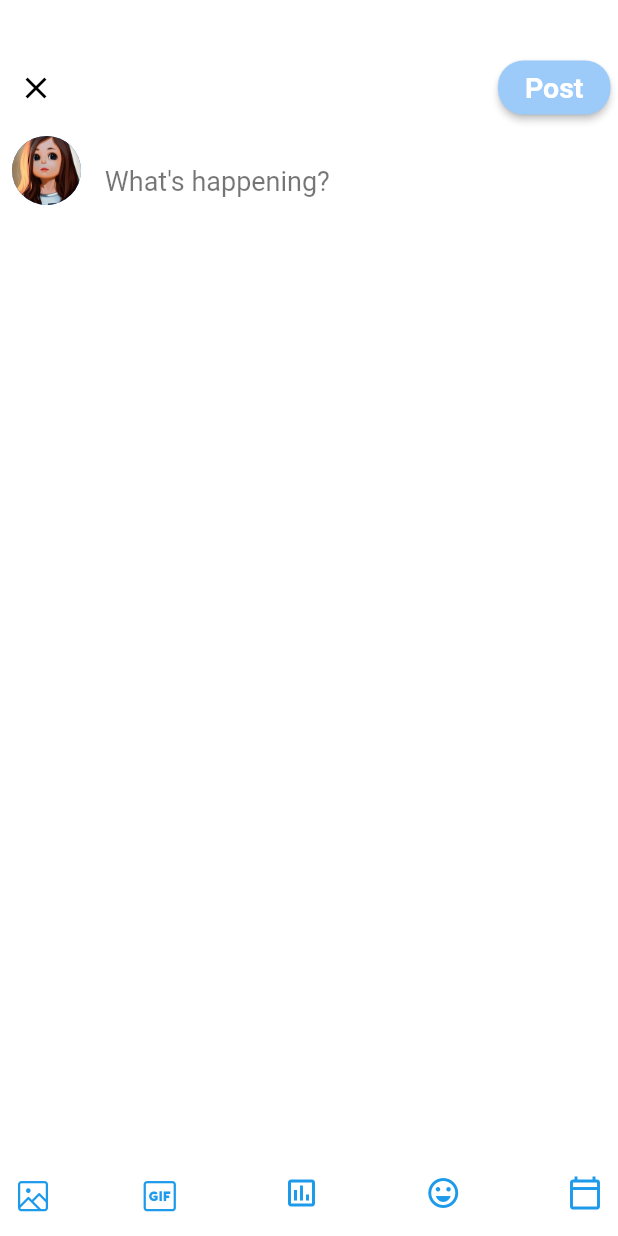
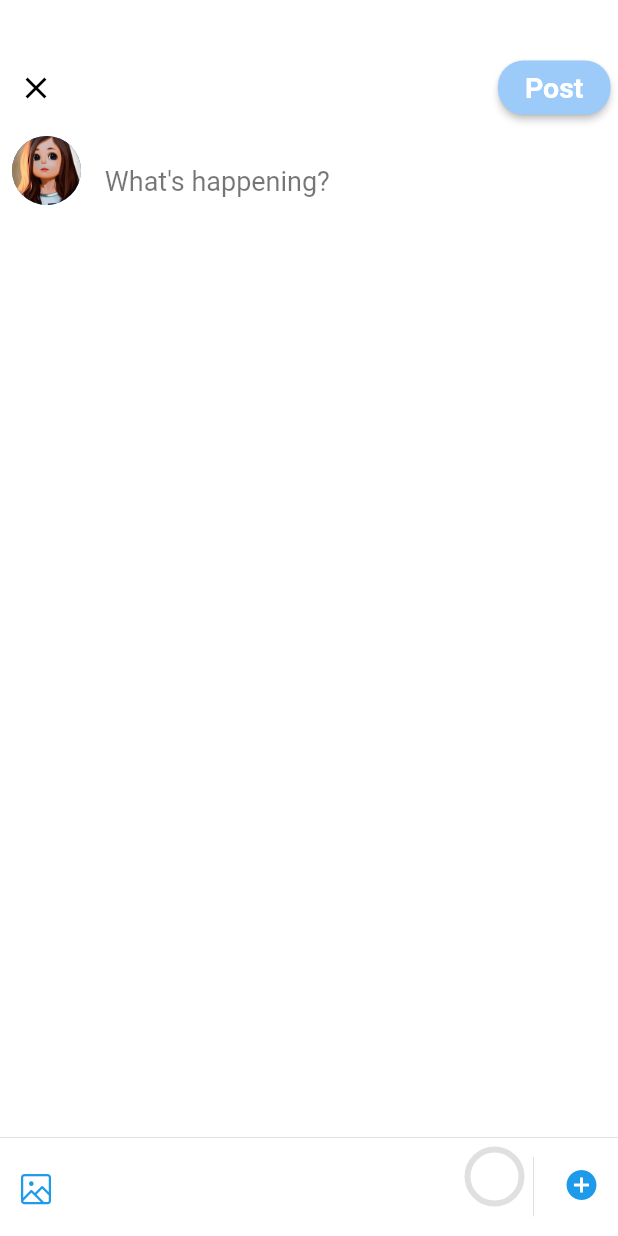
Before and after one commit to TweaXy/cross-platform, a Flutter app: the AddTweetView screen opened by its route, on a phone screen of 412 x 824 dp. Run offline on Flutter 3.47's test engine with Material 2 defaults, Android fonts, the phone set to English and light mode, and no system bars; drawn by our look-alikes of oktoast; our stand-ins replace blur, cached_network_image, dio, dotted_border, dropdown_button2, flutter_bloc and 13 more; missing offline and left inert: datepicker_dropdown, icon_decoration, sign_button, tabbed_sliverlist, webview_flutter_plus.

Commit message:
[➕ FR ] add media in add tweet

```diff
--- a/lib/components/HomePage/floating_action_button.dart
+++ b/lib/components/HomePage/floating_action_button.dart
@@ -64,7 +64,7 @@ class FloatingButton extends StatelessWidget {
               },
             ),
             SpeedDialChild(
-              child: const Icon(Icons.photo_outlined),
+              child: const Icon(AppIcon.image, weight: 30),
               backgroundColor: Colors.white,
               foregroundColor: Colors.blueAccent,
               labelWidget: const Padding(
--- /dev/null
+++ b/lib/components/add_tweet/custom_add_tweet_button.dart
@@ -0,0 +1,34 @@
+import 'package:flutter/material.dart';
+
+class CustomAddTweetButton extends StatelessWidget {
+  const CustomAddTweetButton({
+    super.key,
+    required this.isButtonEnabled,
+  });
+
+  final bool isButtonEnabled;
+
+  @override
+  Widget build(BuildContext context) {
+    return ElevatedButton(
+      onPressed: () async {},
+      style: ElevatedButton.styleFrom(
+        backgroundColor: isButtonEnabled
+            ? const Color(0xFF1e9aeb)
+            : const Color.fromARGB(255, 156, 203, 250),
+        shape: RoundedRectangleBorder(
+          borderRadius: BorderRadius.circular(17),
+        ),
+      ),
+      child: const Padding(
+        padding: EdgeInsets.symmetric(vertical: 1.0, horizontal: 2.0),
+        child: Text(
+          "Post",
+          textAlign: TextAlign.center,
+          style: TextStyle(
+              color: Colors.white, fontWeight: FontWeight.w700, fontSize: 19),
+        ),
+      ),
+    );
+  }
+}
--- /dev/null
+++ b/lib/components/custom_circular_progress_indicator.dart
@@ -0,0 +1,59 @@
+import 'package:flutter/material.dart';
+
+class CusotmCircularProgressIndicator extends StatefulWidget {
+  const CusotmCircularProgressIndicator({
+    super.key,
+    required TextEditingController tweetController,
+  }) : _tweetController = tweetController;
+
+  final TextEditingController _tweetController;
+
+  @override
+  State<CusotmCircularProgressIndicator> createState() =>
+      _CusotmCircularProgressIndicatorState();
+}
+
+class _CusotmCircularProgressIndicatorState
+    extends State<CusotmCircularProgressIndicator> {
+  int textState =
+      0; // 0(blue) --> (0-259) , 1 (Orange) --> (260 - 279) , 2 (Red) --> (>=280)
+  int textLength = 0;
+
+  @override
+  void initState() {
+    // textState = widget._tweetController.text.length;
+    widget._tweetController.addListener(_updateCircularProgressState);
+
+    super.initState();
+  }
+
+  void _updateCircularProgressState() {
+    textLength = widget._tweetController.text.length;
+    setState(() {
+      textState = textLength < 260
+          ? 0
+          : textLength < 280
+              ? 1
+              : 2;
+    });
+  }
+
+  @override
+  Widget build(BuildContext context) {
+    return Stack(
+      alignment: Alignment.center,
+      children: [
+        CircularProgressIndicator(
+          value: widget._tweetController.text.length / 280,
+          backgroundColor: Colors.black12,
+          color: textState == 0
+              ? const Color(0xFF1e9aeb)
+              : textState == 1
+                  ? Colors.orange
+                  : Colors.red,
+        ),
+        if (textState > 0) Text((280 - textLength).toString()),
+      ],
+    );
+  }
+}
--- a/lib/views/add_tweet/add_tweet_view.dart
+++ b/lib/views/add_tweet/add_tweet_view.dart
@@ -1,5 +1,12 @@
+import 'dart:io';
+
 import 'package:flutter/material.dart';
+import 'package:flutter/services.dart';
+import 'package:image_picker/image_picker.dart';
+import 'package:tweaxy/components/add_tweet/custom_add_tweet_button.dart';
+import 'package:tweaxy/components/custom_circular_progress_indicator.dart';
 import 'package:tweaxy/models/app_icons.dart';
+import 'package:video_player/video_player.dart';
 
 class AddTweetView extends StatefulWidget {
   const AddTweetView({super.key});
@@ -11,6 +18,9 @@ class AddTweetView extends StatefulWidget {
 class _AddTweetViewState extends State<AddTweetView> {
   final TextEditingController _tweetController = TextEditingController();
   bool isButtonEnabled = false;
+  List<XFile> media = [], mediaTemporary = [];
+  List<VideoPlayerController> videoControllers = [];
+
   @override
   void initState() {
     super.initState();
@@ -19,9 +29,29 @@ class _AddTweetViewState extends State<AddTweetView> {
 
   void _updateButtonState() {
     setState(() {
-      isButtonEnabled = _tweetController.text.isNotEmpty &&
-          _tweetController.text.length <= 280;
+      isButtonEnabled = (_tweetController.text.isNotEmpty &&
+              _tweetController.text.length <= 280) ||
+          media.isNotEmpty;
     });
+  }
+
+  Future pickMedia() async {
+    final ImagePicker picker = ImagePicker();
+    try {
+      mediaTemporary = await picker.pickMultipleMedia();
+      setState(() {
+        media.addAll(mediaTemporary);
+        videoControllers.add(VideoPlayerController.file(File(media.last.path))
+          ..setLooping(false)
+          ..initialize().then((_) => videoControllers.last.pause()));
+
+        isButtonEnabled = true;
+      });
+    } catch (e) {
+      setState(() {
+        media = [];
+      });
+    }
   }
 
   @override
@@ -29,6 +59,7 @@ class _AddTweetViewState extends State<AddTweetView> {
     return Scaffold(
       body: SingleChildScrollView(
         child: Column(
+          mainAxisAlignment: MainAxisAlignment.start,
           children: [
             SizedBox(
               height: MediaQuery.of(context).size.height * 0.1,
@@ -47,29 +78,8 @@ class _AddTweetViewState extends State<AddTweetView> {
                   ),
                   Padding(
                     padding: const EdgeInsets.only(right: 5.0),
-                    child: ElevatedButton(
-                      onPressed: () async {},
-                      style: ElevatedButton.styleFrom(
-                        backgroundColor: isButtonEnabled
-                            ? const Color(0xFF1e9aeb)
-                            : const Color.fromARGB(255, 156, 203, 250),
-                        shape: RoundedRectangleBorder(
-                          borderRadius: BorderRadius.circular(17),
-                        ),
-                      ),
-                      child: const Padding(
-                        padding: EdgeInsets.symmetric(
-                            vertical: 1.0, horizontal: 2.0),
-                        child: Text(
-                          "Post",
-                          textAlign: TextAlign.center,
-                          style: TextStyle(
-                              color: Colors.white,
-                              fontWeight: FontWeight.w700,
-                              fontSize: 19),
-                        ),
-                      ),
-                    ),
+                    child:
+                        CustomAddTweetButton(isButtonEnabled: isButtonEnabled),
                   ),
                 ],
               ),
@@ -85,17 +95,19 @@ class _AddTweetViewState extends State<AddTweetView> {
                 children: [
                   const CircleAvatar(
                     radius: 23,
-                    backgroundImage: AssetImage('assets/girl.jpg'),
+                    backgroundImage:
+                        AssetImage('assets/girl.jpg'), //TODO : image of
                   ),
                   SizedBox(
                     width: MediaQuery.of(context).size.width * 0.84,
                     child: TextFormField(
                       controller: _tweetController,
-                      //280 char max
-                      // minLines: 2,
-                      maxLines: 20,
+                      maxLength: 280,
+                      maxLengthEnforcement: MaxLengthEnforcement.enforced,
+                      maxLines: 9,
                       keyboardType: TextInputType.multiline,
                       decoration: const InputDecoration(
+                        counterText: '',
                         hintText: 'What\'s happening?',
                         hintStyle:
                             TextStyle(color: Colors.black54, fontSize: 18),
@@ -126,52 +138,157 @@ class _AddTweetViewState extends State<AddTweetView> {
                 ],
               ),
             ),
+            if (media.isNotEmpty)
+              SingleChildScrollView(
+                scrollDirection: Axis.horizontal,
+                child: SizedBox(
+                  height: 150,
+                  child: ListView.builder(
+                    shrinkWrap: true,
+                    scrollDirection: Axis.horizontal,
+                    itemCount: media.length,
+                    itemBuilder: (BuildContext context, int index) {
+                      return Padding(
+                        padding: const EdgeInsets.symmetric(horizontal: 10.0),
+                        child: ClipRRect(
+                          borderRadius: BorderRadius.circular(20),
+                          child: media[index].name.endsWith('mp4')
+                              ? AspectRatio(
+                                  aspectRatio:
+                                      videoControllers[index].value.aspectRatio,
+                                  child: Stack(
+                                    alignment: Alignment.topRight,
+                                    children: [
+                                      VideoPlayer(videoControllers[index]),
+                                      Center(
+                                        child: IconButton(
+                                          onPressed: () {
+                                            setState(() {
+                                              videoControllers[index]
+                                                      .value
+                                                      .isPlaying
+                                                  ? videoControllers[index]
+                                                      .pause()
+                                                  : videoControllers[index]
+                                                      .play();
+                                            });
+                                          },
+                                          icon: Container(
+                                            decoration: const BoxDecoration(
+                                              color: Colors.white,
+                                              shape: BoxShape.circle,
+                                            ),
+                                            child: Icon(
+                                              videoControllers[index]
+                                                      .value
+                                                      .isPlaying
+                                                  ? Icons.pause_circle
+                                                  : Icons.play_circle,
+                                              color: const Color(0xFF1e9aeb),
+                                            ),
+                                          ),
+                                        ),
+                                      ),
+                                      IconButton(
+                                        onPressed: () {
+                                          setState(() {
+                                            media.removeAt(index);
+                                          });
+                                        },
+                                        icon: Container(
+                                          decoration: const BoxDecoration(
+                                            color: Colors.black87,
+                                            shape: BoxShape.circle,
+                                          ),
+                                          child: const Icon(
+                                            Icons.close,
+                                            color: Colors.white,
+                                            size: 20,
+                                          ),
+                                        ),
+                                      ),
+                                    ],
+                                  ),
+                                )
+                              : Stack(
+                                  alignment: Alignment.topRight,
+                                  children: [
+                                    Image(
+                                        image:
+                                            FileImage(File(media[index].path))),
+                                    IconButton(
+                                      onPressed: () {
+                                        setState(() {
+                                          media.removeAt(index);
+                                        });
+                                      },
+                                      icon: Container(
+                                        decoration: const BoxDecoration(
+                                          color: Colors.black87,
+                                          shape: BoxShape.circle,
+                                        ),
+                                        child: const Icon(
+                                          Icons.close,
+                                          color: Colors.white,
+                                          size: 20,
+                                        ),
+                                      ),
+                                    ),
+                                  ],
+                                ),
+                        ),
+                      );
+                    },
+                  ),
+                ),
+              ),
           ],
         ),
       ),
-      bottomSheet: SizedBox(
-        height: MediaQuery.of(context).size.height * 0.07,
-        child: const Row(
-          mainAxisAlignment: MainAxisAlignment.spaceBetween,
-          crossAxisAlignment: CrossAxisAlignment.center,
-          children: [
-            Padding(
-              padding: EdgeInsets.only(left: 10.0),
-              child: Icon(
-                AppIcon.image,
-                color: Color(0xFF1e9aeb),
+      bottomSheet: Column(
+        mainAxisSize: MainAxisSize.min,
+        children: [
+          const Divider(),
+          SizedBox(
+            height: MediaQuery.of(context).size.height * 0.07,
+            child: Padding(
+              padding: const EdgeInsets.only(bottom: 8.0),
+              child: Row(
+                mainAxisAlignment: MainAxisAlignment.start,
+                crossAxisAlignment: CrossAxisAlignment.start,
+                children: [
+                  IconButton(
+                    onPressed: () {
+                      pickMedia();
+                    },
+                    icon: const Icon(
+                      AppIcon.image,
+                      color: Color(0xFF1e9aeb),
+                    ),
+                  ),
+                  Padding(
+                    padding: EdgeInsets.only(
+                        left: MediaQuery.of(context).size.width * 0.64),
+                    child: CusotmCircularProgressIndicator(
+                        tweetController: _tweetController),
+                  ),
+                  const VerticalDivider(
+                    indent: 5,
+                    endIndent: 5,
+                  ),
+                  IconButton(
+                      onPressed: () {
+                        //TODO : add another tweet
+                      },
+                      icon: const Icon(
+                        Icons.add_circle,
+                        color: Color(0xFF1e9aeb),
+                      ))
+                ],
               ),
             ),
-            Padding(
-              padding: EdgeInsets.only(right: 10.0),
-              child: Icon(
-                AppIcon.gif,
-                color: Color(0xFF1e9aeb),
-              ),
-            ),
-            Padding(
-              padding: EdgeInsets.only(right: 10.0),
-              child: Icon(
-                Icons.poll_outlined,
-                color: Color(0xFF1e9aeb),
-              ),
-            ),
-            Padding(
-              padding: EdgeInsets.only(right: 10.0),
-              child: Icon(
-                Icons.emoji_emotions_outlined,
-                color: Color(0xFF1e9aeb),
-              ),
-            ),
-            Padding(
-              padding: EdgeInsets.only(right: 10.0),
-              child: Icon(
-                Icons.calendar_today_outlined,
-                color: Color(0xFF1e9aeb),
-              ),
-            ),
-          ],
-        ),
+          ),
+        ],
       ),
     );
   }
```
